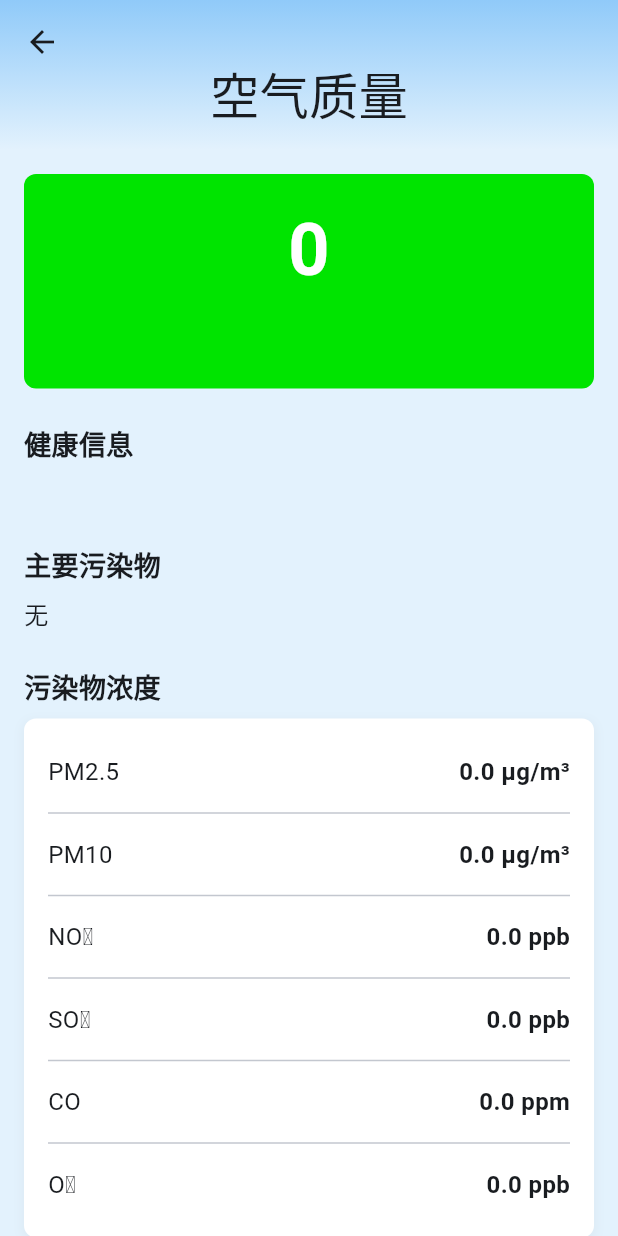
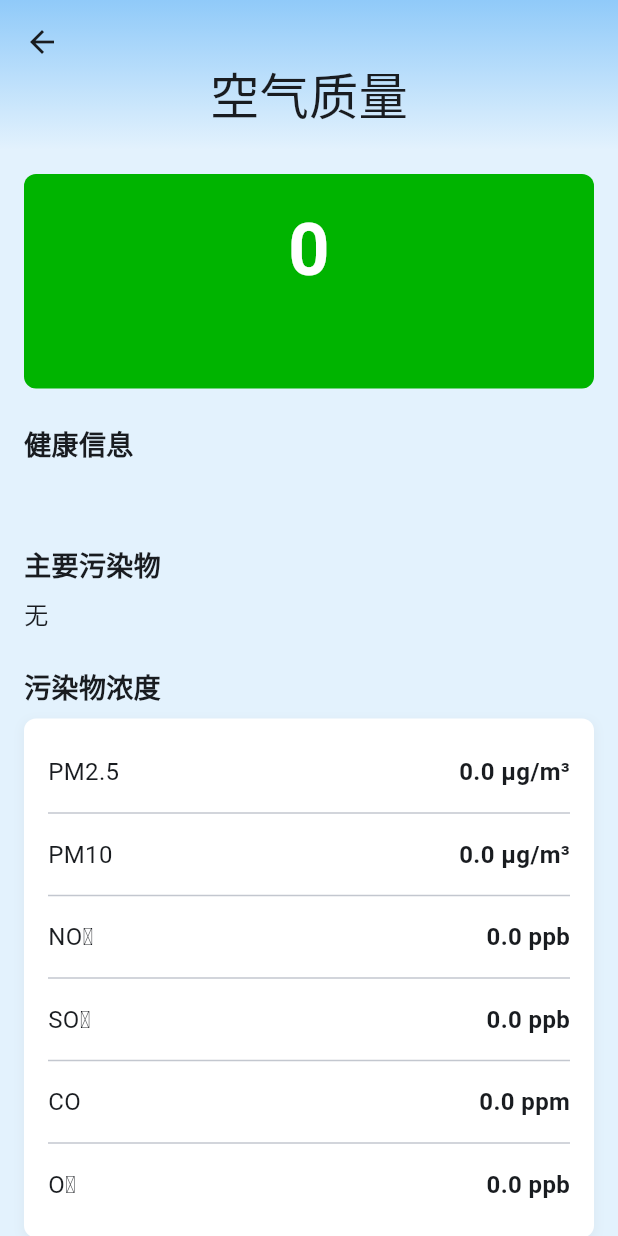
Before and after one commit to bykenx/simple_weather, a Flutter app: the AirQualityDetailScreen screen opened directly with empty values, on a phone screen of 412 x 824 dp. Run offline on Flutter 3.47's test engine with Material 3 defaults, Android fonts, the phone set to English and light mode, and no system bars; our stand-ins replace dio, shared_preferences, weather_icons; accounts and stored records are empty.

Commit message:
update air quality card background color

```diff
--- a/lib/screens/air_quality_detail_screen.dart
+++ b/lib/screens/air_quality_detail_screen.dart
@@ -42,7 +42,7 @@ class AirQualityDetailScreen extends StatelessWidget {
                     width: double.infinity,
                     padding: const EdgeInsets.all(16.0),
                     decoration: BoxDecoration(
-                      color: AirQualityUtils.getAqiColor(airQuality.aqi),
+                      color: AirQualityUtils.getAqiBackgroundColor(airQuality.aqi),
                       borderRadius: BorderRadius.circular(8),
                     ),
                     child: Column(
--- a/lib/utils/air_quality_utils.dart
+++ b/lib/utils/air_quality_utils.dart
@@ -31,6 +31,15 @@ class AirQualityUtils {
     return const Color.fromRGBO(126, 0, 35, 1); // 严重污染
   }
 
+  static Color getAqiBackgroundColor(double aqi) {
+    if (aqi <= 50) return const Color.fromRGBO(0, 180, 0, 1);
+    if (aqi <= 100) return const Color.fromRGBO(180, 180, 0, 1);
+    if (aqi <= 150) return const Color.fromRGBO(200, 100, 0, 1);
+    if (aqi <= 200) return const Color.fromRGBO(180, 0, 0, 1);
+    if (aqi <= 300) return const Color.fromRGBO(120, 0, 60, 1);
+    return const Color.fromRGBO(100, 0, 30, 1);
+  }
+
   static String getPollutantUnit(String code) {
     switch (code) {
       case 'pm2p5':
--- a/lib/widgets/air_quality_card.dart
+++ b/lib/widgets/air_quality_card.dart
@@ -42,7 +42,7 @@ class AirQualityCard extends StatelessWidget {
                       width: 60,
                       height: 60,
                       decoration: BoxDecoration(
-                        color: AirQualityUtils.getAqiColor(airQuality.aqi),
+                        color: AirQualityUtils.getAqiBackgroundColor(airQuality.aqi),
                         shape: BoxShape.circle,
                       ),
                       child: Center(
```
